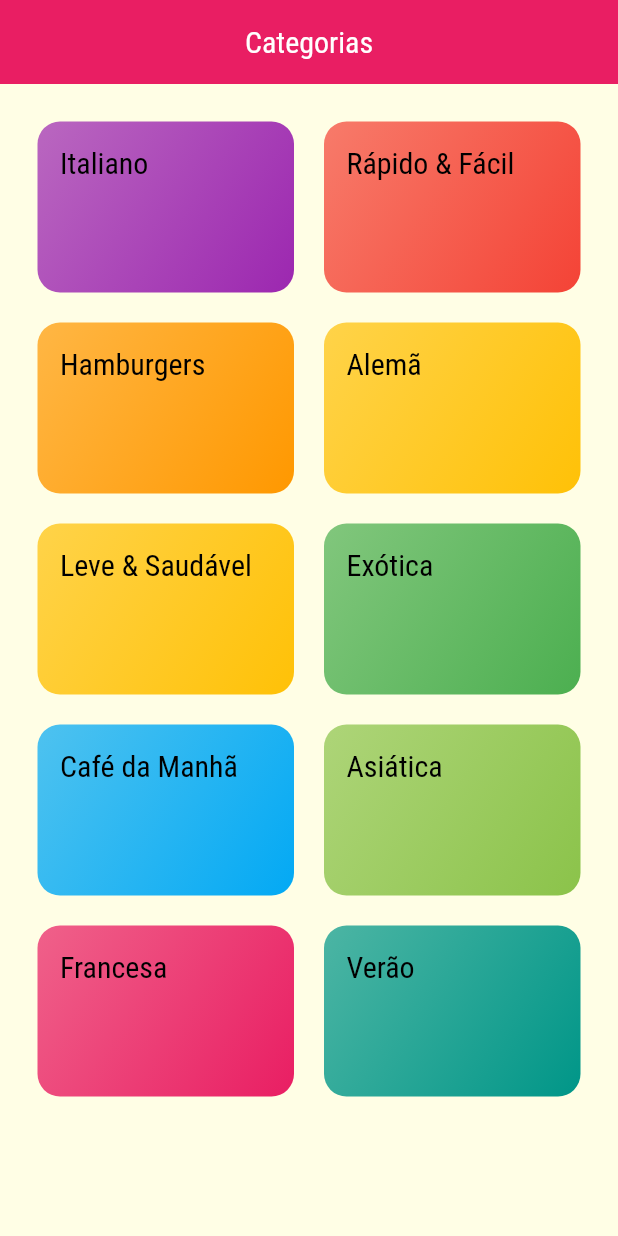
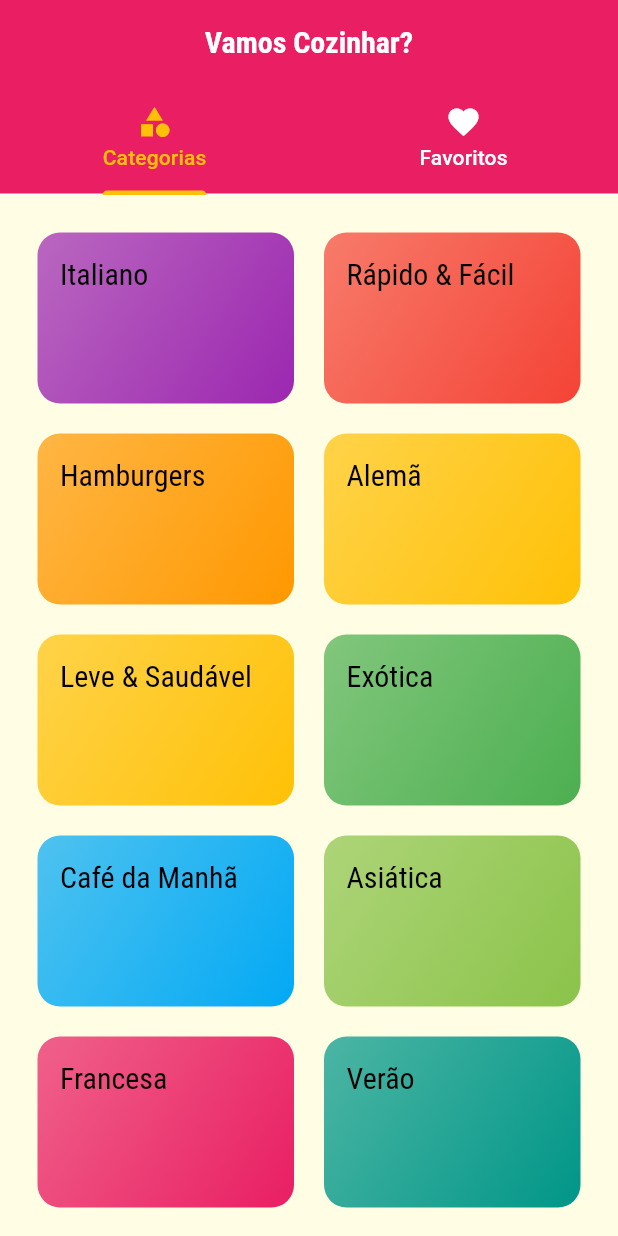
Before and after one commit to jonasaugust1/meals_flutter, a Flutter app: the screen it shows after launch, on a phone screen of 412 x 824 dp. Run offline on Flutter 3.47's test engine with Material 3 defaults, Android fonts, the phone set to English and light mode, and no system bars.

Commit message:
feat: Adding tab screen

```diff
--- a/lib/main.dart
+++ b/lib/main.dart
@@ -2,6 +2,7 @@ import 'package:flutter/material.dart';
 import 'package:meals/screens/categories_meals_screen.dart';
 import 'package:meals/screens/categories_screen.dart';
 import 'package:meals/screens/meal_detail_screen.dart';
+import 'package:meals/screens/tabs_screen.dart';
 
 void main() => runApp(MyApp());
 
@@ -39,8 +40,8 @@ class MyApp extends StatelessWidget {
           ),
         ),
       ),
-      home: CategoriesScreen(),
       routes: {
+        TabsScreen.routeName: (ctx) => const TabsScreen(),
         CategoriesScreen.routeName: (ctx) => CategoriesScreen(),
         CategoriesMealsScreen.routeName: (ctx) => CategoriesMealsScreen(),
         MealDetailScreen.routeName: (ctx) => MealDetailScreen(),
--- a/lib/screens/categories_screen.dart
+++ b/lib/screens/categories_screen.dart
@@ -9,18 +9,7 @@ class CategoriesScreen extends StatelessWidget {
 
   @override
   Widget build(BuildContext context) {
-    return Scaffold(
-      appBar: AppBar(
-        title: Text(
-          'Categorias',
-          style: Theme.of(context).textTheme.titleLarge?.copyWith(
-            color: Colors.white
-          )
-        ),
-        backgroundColor: Theme.of(context).colorScheme.primary,
-        centerTitle: true,
-      ),
-      body: GridView(
+    return GridView(
         padding: const EdgeInsets.all(25),
         gridDelegate: const SliverGridDelegateWithMaxCrossAxisExtent(
           maxCrossAxisExtent: 200,
@@ -29,7 +18,6 @@ class CategoriesScreen extends StatelessWidget {
           mainAxisSpacing: 20,
         ),
         children: DUMMY_CATEGORIES.map((category) => CategoryItem(category: category)).toList(),
-      ),
-    );
+      );
   }
 }
--- /dev/null
+++ b/lib/screens/favorite_screen.dart
@@ -0,0 +1,15 @@
+import 'package:flutter/material.dart';
+
+class FavoriteScreen extends StatelessWidget {
+  const FavoriteScreen({super.key});
+
+  @override
+  Widget build(BuildContext context) {
+    return Center(
+      child: Text(
+        'Minhas Receitas Favoritas',
+        style: Theme.of(context).textTheme.titleLarge,
+      ),
+    );
+  }
+}
--- /dev/null
+++ b/lib/screens/tabs_screen.dart
@@ -0,0 +1,41 @@
+import 'package:flutter/material.dart';
+import 'package:meals/screens/categories_screen.dart';
+import 'package:meals/screens/favorite_screen.dart';
+
+class TabsScreen extends StatelessWidget {
+  const TabsScreen({super.key});
+  static const routeName = '/';
+
+  @override
+  Widget build(BuildContext context) {
+    return DefaultTabController(
+      length: 2,
+      child: Scaffold(
+        appBar: AppBar(
+          title: const Text('Vamos Cozinhar?'),
+          bottom: TabBar(
+            labelColor: Theme.of(context).colorScheme.secondary,
+            indicatorColor: Theme.of(context).colorScheme.secondary,
+            unselectedLabelColor: Colors.white,
+            tabs: [
+              Tab(
+                icon: Icon(Icons.category),
+                text: 'Categorias',
+              ),
+              Tab(
+                icon: Icon(Icons.favorite),
+                text: 'Favoritos',
+              ),
+            ],
+          ),
+        ),
+        body: const TabBarView(
+          children: [
+            CategoriesScreen(),
+            FavoriteScreen(),
+          ],
+        ),
+      ),
+    );
+  }
+}
```
